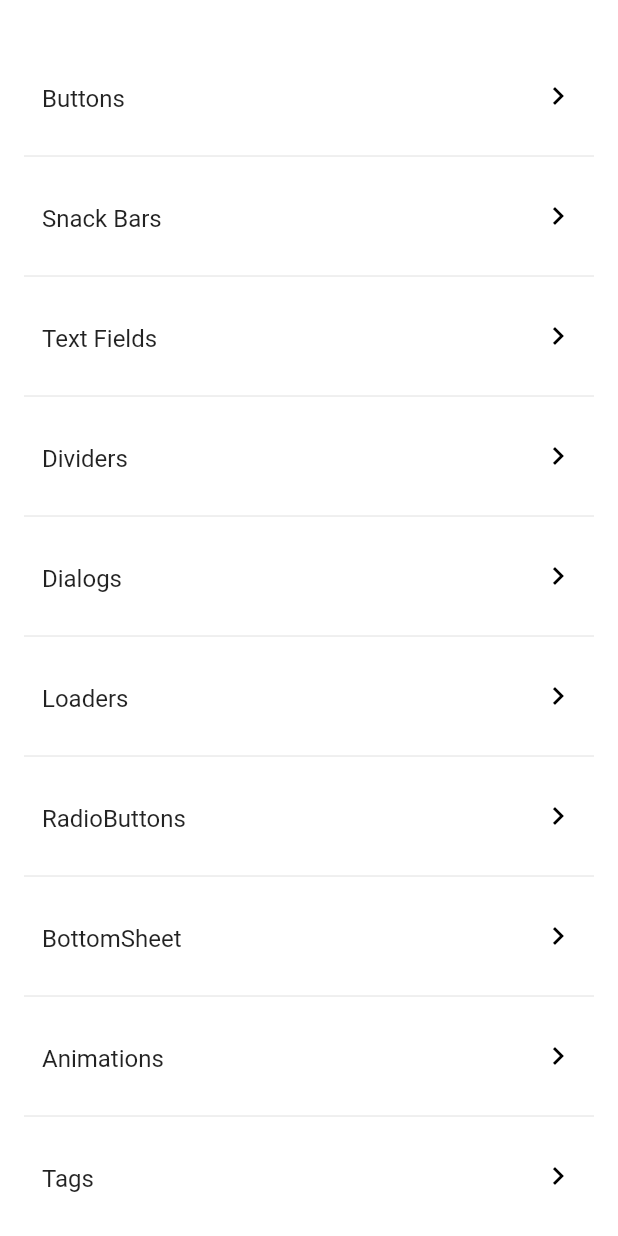
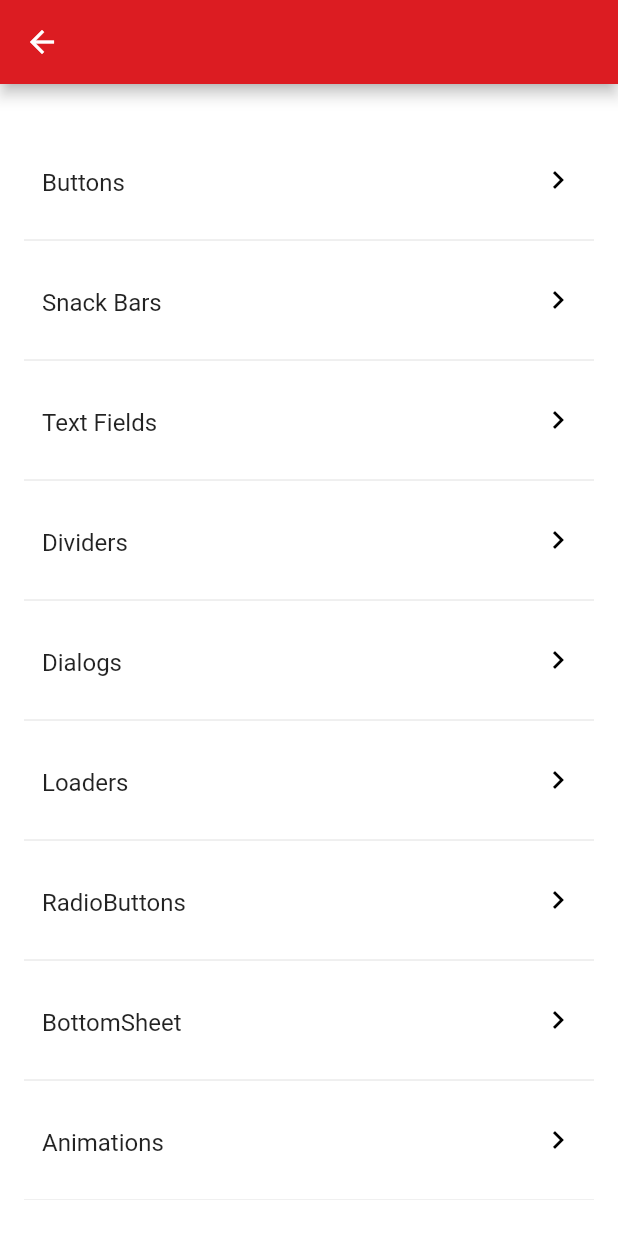
Before and after one commit to socialmohansingh/Flutter_Design_Extension, a Flutter app: the screen it shows after launch, after a tap on "Components", on a phone screen of 412 x 824 dp. Run offline on Flutter 3.47's test engine with Material 2 defaults, Android fonts, the phone set to English and light mode, and no system bars; our stand-ins replace flutter_bloc, localization.

Commit message:
background color added

```diff
--- a/lib/src/components/screens/custom_scaffold.dart
+++ b/lib/src/components/screens/custom_scaffold.dart
@@ -4,17 +4,19 @@ import 'package:flutter/material.dart';
 class CustomScaffold extends StatelessWidget {
   final String title;
   final Widget body;
-  final bool showThemeConfigActionItem;
-  final bool closable;
   final Color? alternativeBackgroundColor;
+  final Widget? leading;
+  final List<Widget> actions;
+  final PreferredSizeWidget? customAppBar;
 
   const CustomScaffold({
     required this.body,
+    this.leading,
+    this.actions = const [],
     this.title = '',
-    this.showThemeConfigActionItem = false,
-    this.closable = false,
+    this.alternativeBackgroundColor,
+    this.customAppBar,
     super.key,
-    this.alternativeBackgroundColor,
   });
 
   @override
@@ -22,8 +24,23 @@ class CustomScaffold extends StatelessWidget {
     final theme = context.theme;
 
     return Scaffold(
-      backgroundColor: alternativeBackgroundColor ?? theme.colors.neutral.white,
+      backgroundColor: alternativeBackgroundColor ??
+          theme.colors.brand.background ??
+          theme.colors.neutral.white,
       body: body,
+      appBar: customAppBar ??
+          AppBar(
+            backgroundColor:
+                theme.colors.brand.background ?? theme.colors.brand.main,
+            title: Text(
+              title,
+              style: theme.textStyles.caption_400.copyWith(
+                color: theme.colors.brand.main,
+              ),
+            ),
+            leading: leading,
+            actions: actions,
+          ),
     );
   }
 }
--- a/lib/src/design_tokens/colors/molecules/color_brand.dart
+++ b/lib/src/design_tokens/colors/molecules/color_brand.dart
@@ -2,6 +2,7 @@ import 'dart:ui';
 
 class ColorBrand {
   final Color main;
+  final Color? background;
   final Color dark;
   final Color secondary;
 
@@ -9,6 +10,7 @@ class ColorBrand {
     required this.main,
     required this.dark,
     required this.secondary,
+    this.background,
   });
 
   ColorBrand lerp(ColorBrand? other, double t) {
```
